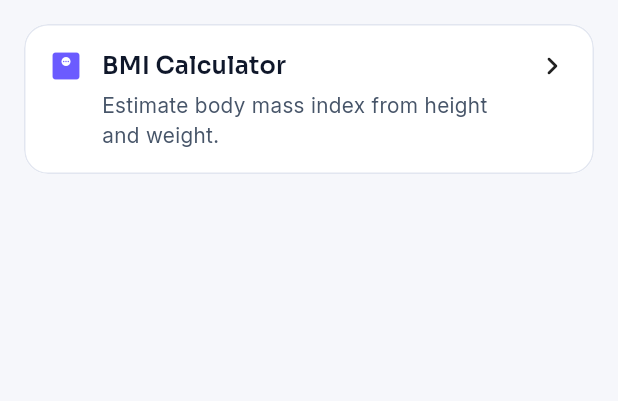
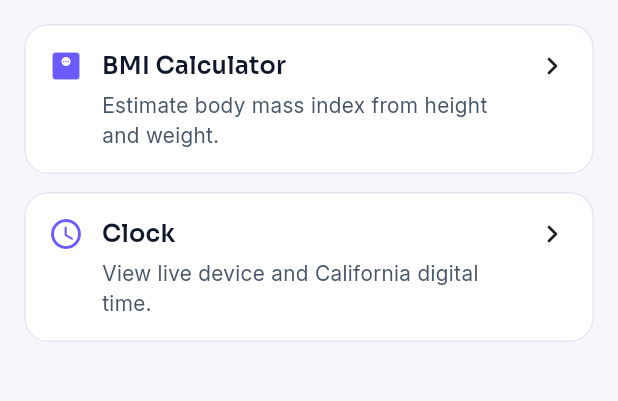
Before and after one commit to nqminh2417/InfinityWorld, a Flutter app: the ToolsScreen screen opened directly, on a phone screen of 412 x 824 dp, the part 222-623 px from its top. Run offline on Flutter 3.47's test engine with Material 3 defaults, Android fonts, the phone set to English and light mode, and no system bars; our stand-ins replace dio, flutter_riverpod, go_router, shared_preferences, timezone; accounts and stored records are empty.

Commit message:
feat: add clock tool mvp

```diff
--- a/lib/app/router/app_router.dart
+++ b/lib/app/router/app_router.dart
@@ -5,6 +5,7 @@ import 'package:infinity_world/app/shell/main_screen.dart';
 import 'package:infinity_world/features/auth/presentation/login_screen.dart';
 import 'package:infinity_world/features/bmi/presentation/bmi_screen.dart';
 import 'package:infinity_world/features/chat/presentation/chat_screen.dart';
+import 'package:infinity_world/features/clock/presentation/clock_screen.dart';
 import 'package:infinity_world/features/dashboard/presentation/dashboard_screen.dart';
 import 'package:infinity_world/features/fox/application/fox_providers.dart';
 import 'package:infinity_world/features/fox/presentation/fox_random_screen.dart';
@@ -99,6 +100,12 @@ GoRouter createAppRouter({
           return const BmiScreen();
         },
       ),
+      GoRoute(
+        path: AppRoutes.clock,
+        builder: (BuildContext context, GoRouterState state) {
+          return const ClockScreen();
+        },
+      ),
     ],
   );
 }
--- /dev/null
+++ b/lib/features/clock/domain/clock_time_formatter.dart
@@ -0,0 +1,43 @@
+import 'package:timezone/data/latest_10y.dart' as timezone_data;
+import 'package:timezone/timezone.dart' as timezone;
+
+class ClockTimeFormatter {
+  static const String californiaLocationName = 'America/Los_Angeles';
+
+  const ClockTimeFormatter();
+
+  static bool _isInitialized = false;
+  static timezone.Location? _californiaLocation;
+
+  String formatDeviceTime(DateTime time) {
+    return _formatHms(time);
+  }
+
+  String formatCaliforniaTime(DateTime instant) {
+    _ensureInitialized();
+
+    final californiaTime = timezone.TZDateTime.from(
+      instant,
+      _californiaLocation!,
+    );
+
+    return _formatHms(californiaTime);
+  }
+
+  static void _ensureInitialized() {
+    if (!_isInitialized) {
+      timezone_data.initializeTimeZones();
+      _isInitialized = true;
+    }
+
+    _californiaLocation ??= timezone.getLocation(californiaLocationName);
+  }
+
+  static String _formatHms(DateTime time) {
+    return [
+      time.hour,
+      time.minute,
+      time.second,
+    ].map((value) => value.toString().padLeft(2, '0')).join(':');
+  }
+}
--- a/lib/features/tools/presentation/tools_screen.dart
+++ b/lib/features/tools/presentation/tools_screen.dart
@@ -66,6 +66,42 @@ class ToolsScreen extends StatelessWidget {
                 ],
               ),
             ),
+            const SizedBox(height: IwSpacing.space12),
+            IwCard(
+              onTap: () => context.push(AppRoutes.clock),
+              child: Row(
+                crossAxisAlignment: CrossAxisAlignment.start,
+                children: [
+                  Icon(
+                    Icons.schedule_rounded,
+                    color: Theme.of(context).colorScheme.primary,
+                  ),
+                  const SizedBox(width: IwSpacing.space12),
+                  Expanded(
+                    child: Column(
+                      crossAxisAlignment: CrossAxisAlignment.start,
+                      children: [
+                        Text(
+                          'Clock',
+                          style: Theme.of(context).textTheme.titleMedium,
+                        ),
+                        const SizedBox(height: IwSpacing.space4),
+                        Text(
+                          'View live device and California digital time.',
+                          style: Theme.of(
+                            context,
+                          ).textTheme.bodyMedium?.copyWith(
+                            color: IwColors.textSecondary(brightness),
+                          ),
+                        ),
+                      ],
+                    ),
+                  ),
+                  const SizedBox(width: IwSpacing.space12),
+                  const Icon(Icons.chevron_right_rounded),
+                ],
+              ),
+            ),
           ],
         ),
       ),
--- a/lib/routes/app_routes.dart
+++ b/lib/routes/app_routes.dart
@@ -9,4 +9,5 @@ class AppRoutes {
   static const String test = '/testscreen';
   static const String fox = '/fox';
   static const String bmi = '/bmi';
+  static const String clock = '/clock';
 }
--- a/pubspec.yaml
+++ b/pubspec.yaml
@@ -14,6 +14,7 @@ dependencies:
     go_router: ^17.3.0
     flutter_riverpod: ^3.3.2
     dio: ^5.10.0
+    timezone: ^0.11.1
 
 dev_dependencies:
     flutter_test:
```
Also changed, not shown: lib/features/clock/presentation/clock_screen.dart (added, +136 -0 lines), pubspec.lock, 5 other files.
